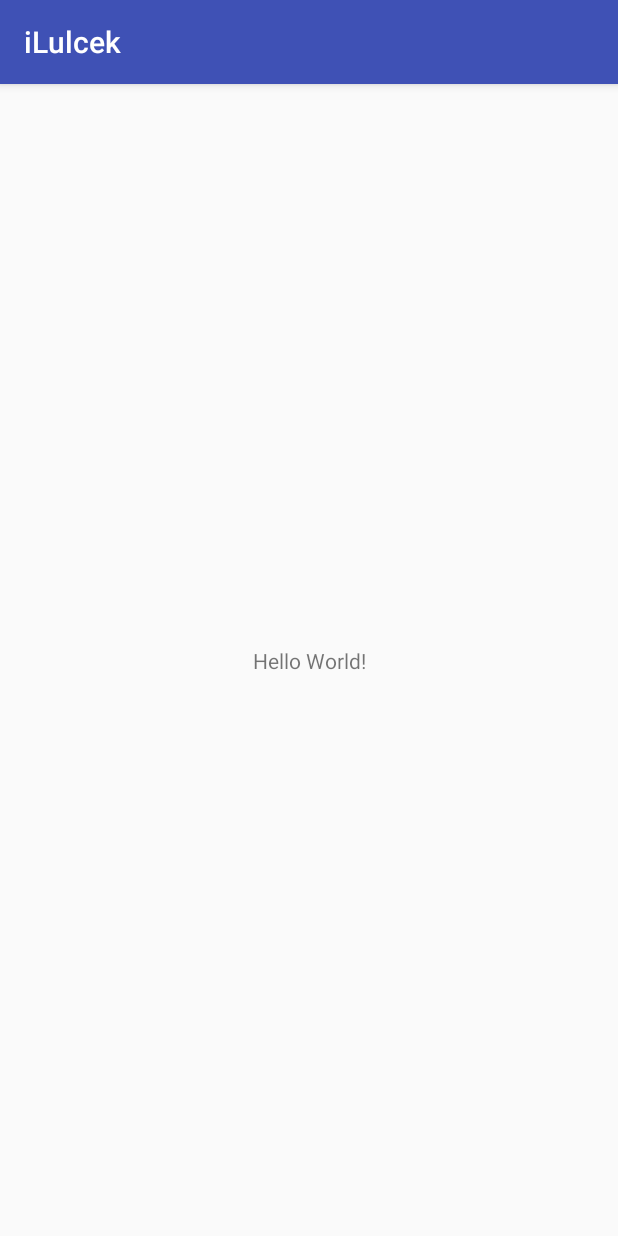
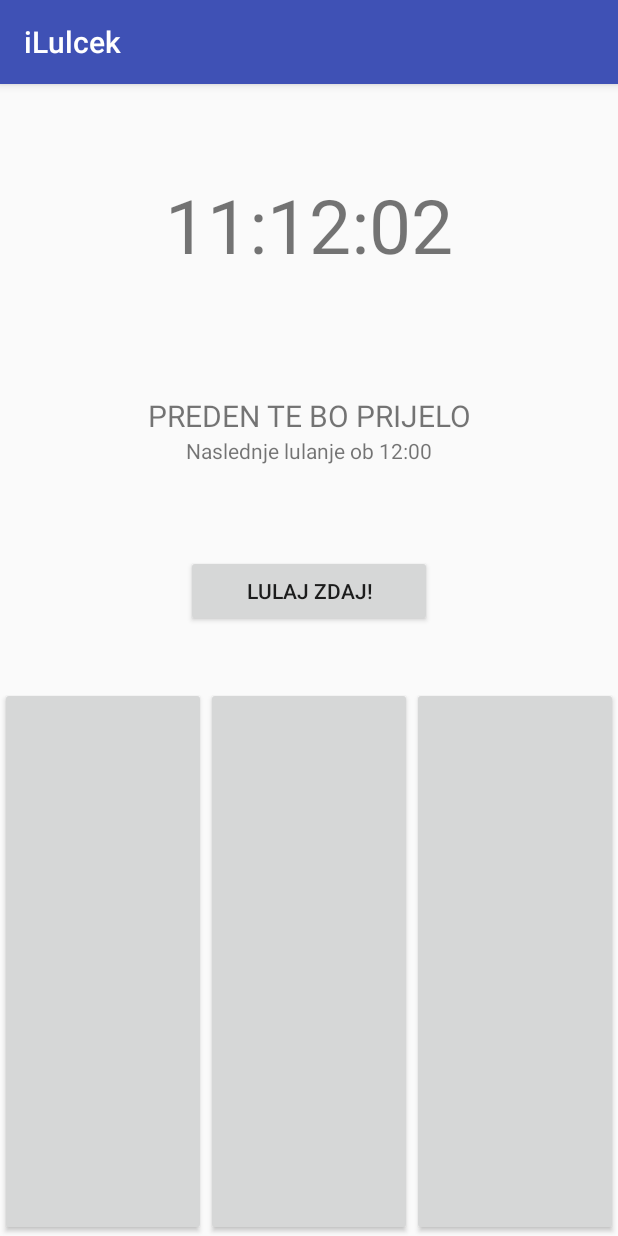
Before and after one commit to jurc192/iLulcek, an Android app: the screen it shows after launch (MainActivity), on a phone screen of 412 x 824 dp. Run offline under Robolectric (Android 15) with nearby library versions, the phone set to English and light mode, and no system bars.

Commit message:
Added fonts, rough Views outline.

```diff
--- a/iLulcek/app/src/main/res/layout/activity_main.xml
+++ b/iLulcek/app/src/main/res/layout/activity_main.xml
@@ -1,18 +1,65 @@
 <?xml version="1.0" encoding="utf-8"?>
-<android.support.constraint.ConstraintLayout xmlns:android="http://schemas.android.com/apk/res/android"
-    xmlns:app="http://schemas.android.com/apk/res-auto"
-    xmlns:tools="http://schemas.android.com/tools"
+<LinearLayout xmlns:android="http://schemas.android.com/apk/res/android"
     android:layout_width="match_parent"
     android:layout_height="match_parent"
-    tools:context="com.example.jure.ilulcek.MainActivity">
+    android:orientation="vertical">
 
     <TextView
+        android:layout_width="match_parent"
+        android:layout_height="wrap_content"
+        android:id="@+id/timer"
+        android:text="@string/timer"
+        android:textSize="50dp"
+        android:gravity="center"
+        android:padding="60dp"/>
+
+    <TextView
+        android:layout_width="match_parent"
+        android:layout_height="wrap_content"
+        android:id="@+id/text1"
+        android:text="@string/text1"
+        android:textSize="20dp"
+        android:gravity="center"
+        android:paddingTop="20dp"/>
+
+
+    <TextView
+        android:layout_width="match_parent"
+        android:layout_height="wrap_content"
+        android:id="@+id/text2"
+        android:text="@string/text2"
+        android:gravity="center"
+        android:paddingBottom="20dp"/>
+
+    <Button
         android:layout_width="wrap_content"
         android:layout_height="wrap_content"
-        android:text="Hello World!"
-        app:layout_constraintBottom_toBottomOf="parent"
-        app:layout_constraintLeft_toLeftOf="parent"
-        app:layout_constraintRight_toRightOf="parent"
-        app:layout_constraintTop_toTopOf="parent" />
+        android:id="@+id/button1"
+        android:text="@string/button1"
+        android:layout_gravity="center"
+        android:layout_margin="40dp"
+        android:paddingLeft="40dp"
+        android:paddingRight="40dp"/>
 
-</android.support.constraint.ConstraintLayout>
+    <LinearLayout
+        android:layout_width="match_parent"
+        android:layout_height="match_parent">
+
+        <Button
+            android:layout_width="0dp"
+            android:layout_height="match_parent"
+            android:layout_weight="1"/>
+
+        <Button
+            android:layout_width="0dp"
+            android:layout_height="match_parent"
+            android:layout_weight="1"/>
+
+        <Button
+            android:layout_width="0dp"
+            android:layout_height="match_parent"
+            android:layout_weight="1"/>
+
+    </LinearLayout>
+
+</LinearLayout>
--- a/iLulcek/app/src/main/res/values/strings.xml
+++ b/iLulcek/app/src/main/res/values/strings.xml
@@ -1,3 +1,7 @@
 <resources>
     <string name="app_name">iLulcek</string>
+    <string name="text1">PREDEN TE BO PRIJELO</string>
+    <string name="timer">11:12:02</string>
+    <string name="text2">Naslednje lulanje ob 12:00</string>
+    <string name="button1">LULAJ ZDAJ!</string>
 </resources>
```
Also changed, not shown: 4 other files.
